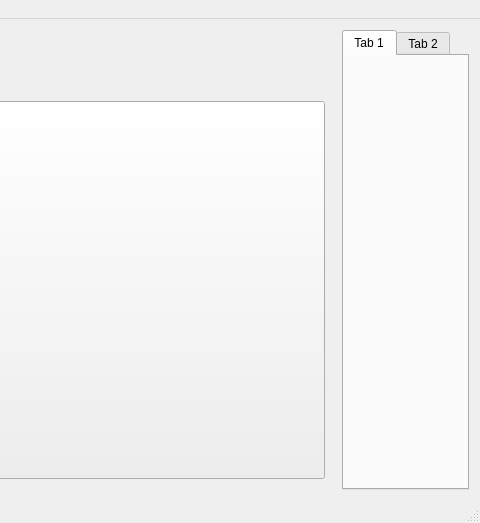
Above: mainwindow.ui from dracoctix/CocoClicker before the change; both pictures show x 417 to 897 and y 0 to 523 of the 897 by 523 pixel window. Below: the same form after it.
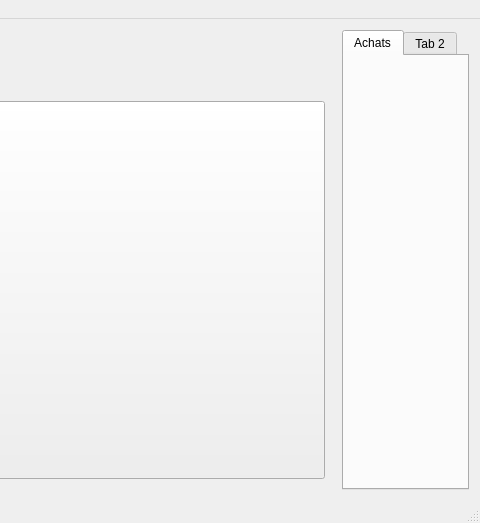
That is the form after the change.

Diff of the .ui file:
```diff
--- a/mainwindow.ui
+++ b/mainwindow.ui
@@ -84,9 +84,12 @@
         <verstretch>0</verstretch>
        </sizepolicy>
       </property>
-      <widget class="QWidget" name="tab">
+      <property name="currentIndex">
+       <number>0</number>
+      </property>
+      <widget class="QWidget" name="tabAchats">
        <attribute name="title">
-        <string>Tab 1</string>
+        <string>Achats</string>
        </attribute>
       </widget>
       <widget class="QWidget" name="tab_2">
```
Left out of the diff: 10 changed lines with no effect on the pictures.
